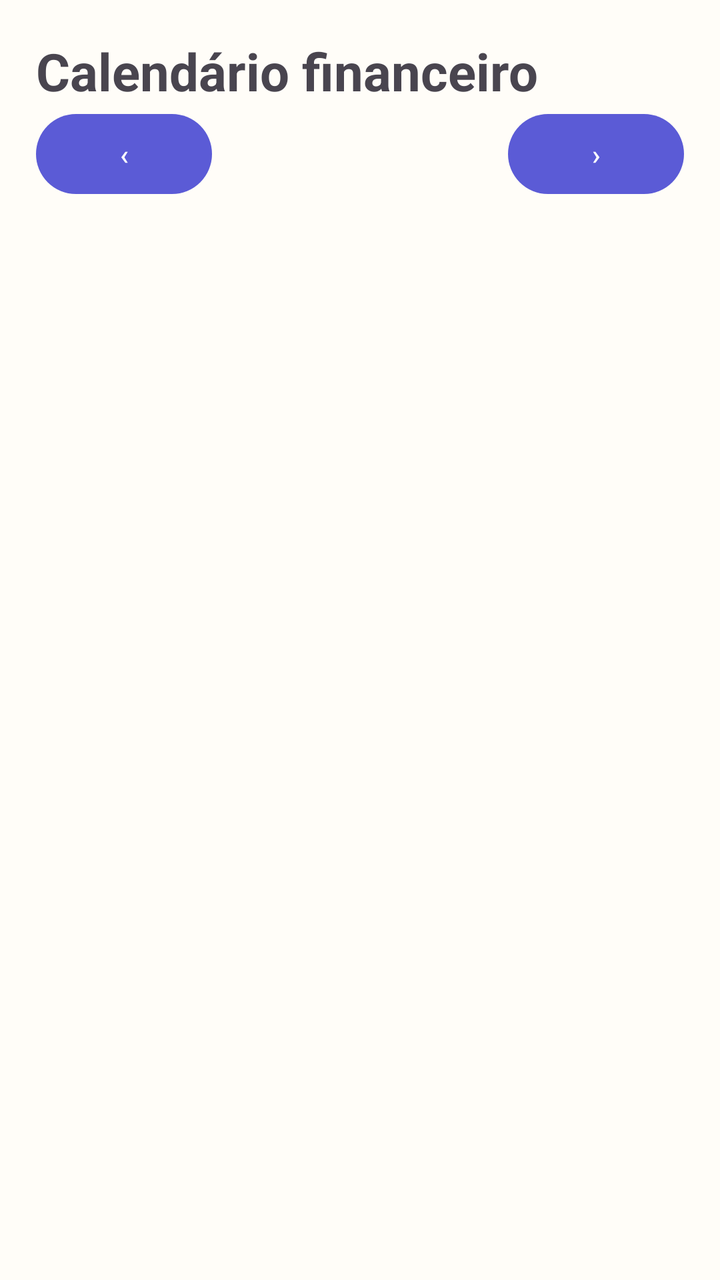
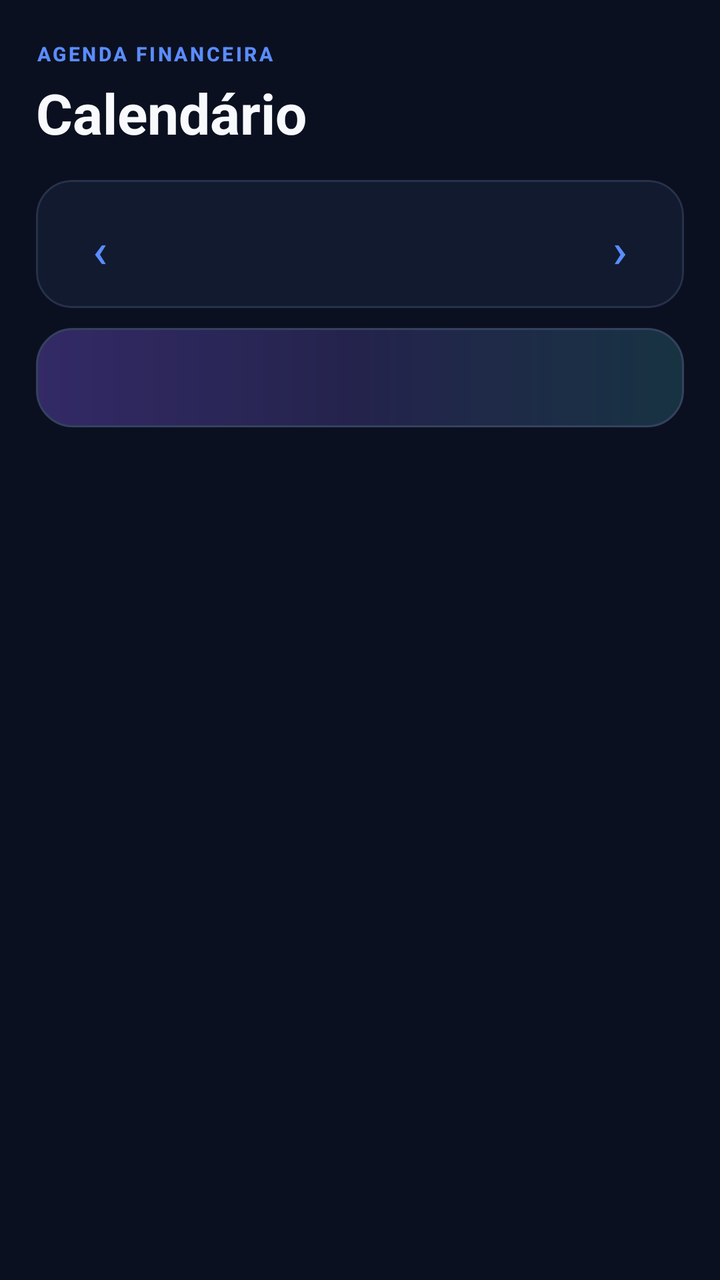

Two renders of the same Android screen: before a commit and after it. Below are the layout's source before the change and the commit's diff.
<!-- AndroidManifest.xml: application theme Theme.StopGastos -->
<!-- res/layout/fragment_calendar.xml -->
<?xml version="1.0" encoding="utf-8"?>
<LinearLayout xmlns:android="http://schemas.android.com/apk/res/android"
    android:layout_width="match_parent"
    android:layout_height="match_parent"
    android:orientation="vertical"
    android:padding="18dp">
    <TextView android:layout_width="match_parent" android:layout_height="wrap_content" android:text="Calendário financeiro" android:textSize="26sp" android:textStyle="bold" />
    <LinearLayout android:layout_width="match_parent" android:layout_height="wrap_content" android:gravity="center" android:orientation="horizontal">
        <com.google.android.material.button.MaterialButton android:id="@+id/calendar_previous" android:layout_width="wrap_content" android:layout_height="wrap_content" android:text="‹" />
        <TextView android:id="@+id/calendar_month" android:layout_width="0dp" android:layout_height="wrap_content" android:layout_weight="1" android:gravity="center" android:textSize="18sp" android:textStyle="bold" />
        <com.google.android.material.button.MaterialButton android:id="@+id/calendar_next" android:layout_width="wrap_content" android:layout_height="wrap_content" android:text="›" />
    </LinearLayout>
    <TextView android:id="@+id/calendar_summary" android:layout_width="match_parent" android:layout_height="wrap_content" android:padding="10dp" />
    <androidx.recyclerview.widget.RecyclerView android:id="@+id/calendar_recycler" android:layout_width="match_parent" android:layout_height="0dp" android:layout_weight="1" />
</LinearLayout>
<!-- resources referenced by this layout -->
<resources>
  <style name="Theme.StopGastos" parent="Theme.Material3.DayNight.NoActionBar">
          <item name="colorPrimary">@color/primary</item>
          <item name="colorOnPrimary">@color/on_primary</item>
          <item name="colorSecondary">@color/secondary</item>
          <item name="android:colorBackground">@color/surface</item>
          <item name="colorSurface">@color/surface</item>
          <item name="colorError">@color/error</item>
          <item name="android:windowLightStatusBar">true</item>
      </style>
  <color name="primary">#5B5BD6</color>
  <color name="on_primary">#FFFFFF</color>
  <color name="secondary">#008C7A</color>
  <color name="surface">#FFFDF8</color>
  <color name="error">#BA1A1A</color>
</resources>

<!-- the commit's change to res/layout/fragment_calendar.xml (unified diff, before → after) -->
@@ -1,15 +1,16 @@
 <?xml version="1.0" encoding="utf-8"?>
-<LinearLayout xmlns:android="http://schemas.android.com/apk/res/android"
-    android:layout_width="match_parent"
-    android:layout_height="match_parent"
-    android:orientation="vertical"
-    android:padding="18dp">
-    <TextView android:layout_width="match_parent" android:layout_height="wrap_content" android:text="Calendário financeiro" android:textSize="26sp" android:textStyle="bold" />
-    <LinearLayout android:layout_width="match_parent" android:layout_height="wrap_content" android:gravity="center" android:orientation="horizontal">
-        <com.google.android.material.button.MaterialButton android:id="@+id/calendar_previous" android:layout_width="wrap_content" android:layout_height="wrap_content" android:text="‹" />
-        <TextView android:id="@+id/calendar_month" android:layout_width="0dp" android:layout_height="wrap_content" android:layout_weight="1" android:gravity="center" android:textSize="18sp" android:textStyle="bold" />
-        <com.google.android.material.button.MaterialButton android:id="@+id/calendar_next" android:layout_width="wrap_content" android:layout_height="wrap_content" android:text="›" />
-    </LinearLayout>
-    <TextView android:id="@+id/calendar_summary" android:layout_width="match_parent" android:layout_height="wrap_content" android:padding="10dp" />
-    <androidx.recyclerview.widget.RecyclerView android:id="@+id/calendar_recycler" android:layout_width="match_parent" android:layout_height="0dp" android:layout_weight="1" />
+<LinearLayout xmlns:android="http://schemas.android.com/apk/res/android" xmlns:app="http://schemas.android.com/apk/res-auto"
+    android:layout_width="match_parent" android:layout_height="match_parent" android:background="@color/background" android:orientation="vertical"
+    android:paddingStart="@dimen/screen_padding" android:paddingEnd="@dimen/screen_padding" android:paddingTop="20dp">
+    <TextView android:layout_width="wrap_content" android:layout_height="wrap_content" android:text="AGENDA FINANCEIRA" android:textAppearance="@style/TextAppearance.StopGastos.Eyebrow" />
+    <TextView android:layout_width="match_parent" android:layout_height="wrap_content" android:layout_marginTop="4dp" android:text="Calendário" android:textAppearance="@style/TextAppearance.StopGastos.Title" />
+    <com.google.android.material.card.MaterialCardView style="@style/Widget.StopGastos.Card" android:layout_width="match_parent" android:layout_height="wrap_content" android:layout_marginTop="15dp">
+        <LinearLayout android:layout_width="match_parent" android:layout_height="wrap_content" android:gravity="center_vertical" android:orientation="horizontal" android:padding="8dp">
+            <com.google.android.material.button.MaterialButton android:id="@+id/calendar_previous" style="@style/Widget.StopGastos.Button.Text" android:layout_width="48dp" android:layout_height="48dp" android:text="‹" android:textSize="24sp" />
+            <TextView android:id="@+id/calendar_month" android:layout_width="0dp" android:layout_height="wrap_content" android:layout_weight="1" android:gravity="center" android:textColor="@color/text_primary" android:textSize="17sp" android:textStyle="bold" />
+            <com.google.android.material.button.MaterialButton android:id="@+id/calendar_next" style="@style/Widget.StopGastos.Button.Text" android:layout_width="48dp" android:layout_height="48dp" android:text="›" android:textSize="24sp" />
+        </LinearLayout>
+    </com.google.android.material.card.MaterialCardView>
+    <TextView android:id="@+id/calendar_summary" android:layout_width="match_parent" android:layout_height="wrap_content" android:layout_marginTop="10dp" android:background="@drawable/bg_hero_gradient" android:padding="16dp" android:textColor="@color/text_primary" android:textSize="13sp" />
+    <androidx.recyclerview.widget.RecyclerView android:id="@+id/calendar_recycler" android:layout_width="match_parent" android:layout_height="0dp" android:layout_weight="1" android:layout_marginTop="12dp" android:clipToPadding="false" android:paddingBottom="14dp" />
 </LinearLayout>
<!-- resource entries referenced after the edit -->
@@ -1,18 +1,67 @@
 <!-- resources referenced by this layout -->
 <resources>
-  <style name="Theme.StopGastos" parent="Theme.Material3.DayNight.NoActionBar">
+  <color name="background">#0B1020</color>
+  <color name="text_primary">#F7F9FC</color>
+  <dimen name="screen_padding">18dp</dimen>
+  <!-- drawable bg_hero_gradient (drawable) -->
+  <shape xmlns:android="http://schemas.android.com/apk/res/android" android:shape="rectangle">
+      <corners android:radius="18dp" />
+      <gradient android:angle="0" android:startColor="#332A66" android:centerColor="#24234C" android:endColor="#173342" />
+      <stroke android:width="1dp" android:color="@color/line_strong" />
+  </shape>
+  <style name="TextAppearance.StopGastos.Eyebrow" parent="TextAppearance.Material3.LabelSmall">
+          <item name="android:textColor">@color/primary_2</item>
+          <item name="android:textStyle">bold</item>
+          <item name="android:letterSpacing">0.12</item>
+          <item name="android:textAllCaps">true</item>
+          <item name="android:textSize">10sp</item>
+      </style>
+  <style name="TextAppearance.StopGastos.Title" parent="TextAppearance.Material3.HeadlineMedium">
+          <item name="android:textColor">@color/text_primary</item>
+          <item name="android:textStyle">bold</item>
+          <item name="android:textSize">28sp</item>
+      </style>
+  <style name="Widget.StopGastos.Button.Text" parent="Widget.Material3.Button.TextButton">
+          <item name="android:textColor">@color/primary_2</item>
+          <item name="android:textAllCaps">false</item>
+      </style>
+  <style name="Widget.StopGastos.Card" parent="Widget.Material3.CardView.Elevated">
+          <item name="cardBackgroundColor">@color/surface</item>
+          <item name="cardCornerRadius">18dp</item>
+          <item name="cardElevation">0dp</item>
+          <item name="strokeColor">@color/line</item>
+          <item name="strokeWidth">1dp</item>
+      </style>
+  <style name="Theme.StopGastos" parent="Theme.Material3.Dark.NoActionBar">
           <item name="colorPrimary">@color/primary</item>
           <item name="colorOnPrimary">@color/on_primary</item>
+          <item name="colorPrimaryContainer">@color/primary_soft</item>
+          <item name="colorOnPrimaryContainer">@color/text_primary</item>
           <item name="colorSecondary">@color/secondary</item>
-          <item name="android:colorBackground">@color/surface</item>
           <item name="colorSurface">@color/surface</item>
-          <item name="colorError">@color/error</item>
-          <item name="android:windowLightStatusBar">true</item>
+          <item name="colorSurfaceVariant">@color/surface_2</item>
+          <item name="colorOnSurface">@color/text_primary</item>
+          <item name="colorOnSurfaceVariant">@color/text_muted</item>
+          <item name="colorOutline">@color/line</item>
+          <item name="colorError">@color/danger</item>
+          <item name="android:colorBackground">@color/background</item>
+          <item name="android:windowBackground">@color/background</item>
+          <item name="android:statusBarColor">@color/background</item>
+          <item name="android:navigationBarColor">@color/background</item>
+          <item name="android:windowLightStatusBar">false</item>
+          <item name="android:windowLightNavigationBar">false</item>
+          <item name="android:windowNoTitle">true</item>
       </style>
-  <color name="primary">#5B5BD6</color>
+  <color name="line_strong">#34425F</color>
+  <color name="primary_2">#5A8CFF</color>
+  <color name="primary">#7B61FF</color>
   <color name="on_primary">#FFFFFF</color>
-  <color name="secondary">#008C7A</color>
-  <color name="surface">#FFFDF8</color>
-  <color name="error">#BA1A1A</color>
+  <color name="primary_soft">#2A2457</color>
+  <color name="secondary">#16C7B7</color>
+  <color name="surface_2">#17223B</color>
+  <color name="text_muted">#99A5BB</color>
+  <color name="danger">#FF5F6D</color>
+  <color name="surface">#121A2F</color>
+  <color name="line">#26324B</color>
 </resources>
 
